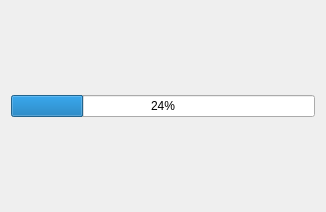
Above: FrmUpdater.ui from KangLin/Calendar before the change. Below: the same form after it.
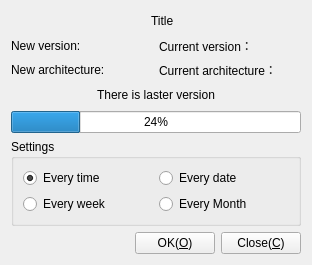
That is the form after the change. Icons and pictures are not drawn.

Diff of the .ui file:
```diff
--- a/FrmUpdater.ui
+++ b/FrmUpdater.ui
@@ -6,8 +6,8 @@
    <rect>
     <x>0</x>
     <y>0</y>
-    <width>326</width>
-    <height>212</height>
+    <width>312</width>
+    <height>265</height>
    </rect>
   </property>
   <property name="windowTitle">
@@ -15,12 +15,287 @@
   </property>
   <layout class="QGridLayout" name="gridLayout">
    <item row="0" column="0">
+    <layout class="QHBoxLayout" name="horizontalLayout">
+     <item>
+      <spacer name="horizontalSpacer">
+       <property name="orientation">
+        <enum>Qt::Horizontal</enum>
+       </property>
+       <property name="sizeHint" stdset="0">
+        <size>
+         <width>40</width>
+         <height>20</height>
+        </size>
+       </property>
+      </spacer>
+     </item>
+     <item>
+      <widget class="QLabel" name="lbTitleIcon">
+       <property name="enabled">
+        <bool>true</bool>
+       </property>
+       <property name="sizePolicy">
+        <sizepolicy hsizetype="Fixed" vsizetype="Fixed">
+         <horstretch>0</horstretch>
+         <verstretch>0</verstretch>
+        </sizepolicy>
+       </property>
+       <property name="maximumSize">
+        <size>
+         <width>40</width>
+         <height>40</height>
+        </size>
+       </property>
+       <property name="text">
+        <string/>
+       </property>
+       <property name="pixmap">
+        <pixmap resource="Resource/Resource.qrc">:/icon/App</pixmap>
+       </property>
+       <property name="scaledContents">
+        <bool>true</bool>
+       </property>
+      </widget>
+     </item>
+     <item>
+      <widget class="QLabel" name="lbTitle">
+       <property name="sizePolicy">
+        <sizepolicy hsizetype="Fixed" vsizetype="Fixed">
+         <horstretch>0</horstretch>
+         <verstretch>0</verstretch>
+        </sizepolicy>
+       </property>
+       <property name="text">
+        <string>Title</string>
+       </property>
+      </widget>
+     </item>
+     <item>
+      <spacer name="horizontalSpacer_2">
+       <property name="orientation">
+        <enum>Qt::Horizontal</enum>
+       </property>
+       <property name="sizeHint" stdset="0">
+        <size>
+         <width>40</width>
+         <height>20</height>
+        </size>
+       </property>
+      </spacer>
+     </item>
+    </layout>
+   </item>
+   <item row="1" column="0">
+    <layout class="QHBoxLayout" name="horizontalLayout_2">
+     <item>
+      <layout class="QVBoxLayout" name="verticalLayout">
+       <item>
+        <widget class="QLabel" name="lbNewVersion">
+         <property name="sizePolicy">
+          <sizepolicy hsizetype="Expanding" vsizetype="Preferred">
+           <horstretch>0</horstretch>
+           <verstretch>0</verstretch>
+          </sizepolicy>
+         </property>
+         <property name="text">
+          <string>New version:</string>
+         </property>
+         <property name="wordWrap">
+          <bool>false</bool>
+         </property>
+        </widget>
+       </item>
+       <item>
+        <widget class="QLabel" name="lbNewArch">
+         <property name="sizePolicy">
+          <sizepolicy hsizetype="Expanding" vsizetype="Preferred">
+           <horstretch>0</horstretch>
+           <verstretch>0</verstretch>
+          </sizepolicy>
+         </property>
+         <property name="text">
+          <string>New architecture:</string>
+         </property>
+         <property name="wordWrap">
+          <bool>false</bool>
+         </property>
+        </widget>
+       </item>
+      </layout>
+     </item>
+     <item>
+      <layout class="QVBoxLayout" name="verticalLayout_2">
+       <item>
+        <widget class="QLabel" name="lbCurrentVersion">
+         <property name="sizePolicy">
+          <sizepolicy hsizetype="Expanding" vsizetype="Preferred">
+           <horstretch>0</horstretch>
+           <verstretch>0</verstretch>
+          </sizepolicy>
+         </property>
+         <property name="text">
+          <string>Current version：</string>
+         </property>
+         <property name="wordWrap">
+          <bool>false</bool>
+         </property>
+        </widget>
+       </item>
+       <item>
+        <widget class="QLabel" name="lbCurrentArch">
+         <property name="sizePolicy">
+          <sizepolicy hsizetype="Expanding" vsizetype="Preferred">
+           <horstretch>0</horstretch>
+           <verstretch>0</verstretch>
+          </sizepolicy>
+         </property>
+         <property name="text">
+          <string>Current architecture：</string>
+         </property>
+         <property name="wordWrap">
+          <bool>false</bool>
+         </property>
+        </widget>
+       </item>
+      </layout>
+     </item>
+    </layout>
+   </item>
+   <item row="2" column="0">
+    <widget class="QLabel" name="lbState">
+     <property name="text">
+      <string>There is laster version</string>
+     </property>
+     <property name="alignment">
+      <set>Qt::AlignCenter</set>
+     </property>
+     <property name="wordWrap">
+      <bool>true</bool>
+     </property>
+    </widget>
+   </item>
+   <item row="3" column="0">
     <widget class="QProgressBar" name="progressBar">
      <property name="value">
       <number>24</number>
      </property>
     </widget>
    </item>
+   <item row="4" column="0">
+    <widget class="QGroupBox" name="groupBox">
+     <property name="title">
+      <string>Settings</string>
+     </property>
+     <layout class="QGridLayout" name="gridLayout_2">
+      <item row="0" column="0">
+       <layout class="QHBoxLayout" name="horizontalLayout_3">
+        <item>
+         <widget class="QRadioButton" name="rbEveryTime">
+          <property name="sizePolicy">
+           <sizepolicy hsizetype="Preferred" vsizetype="Preferred">
+            <horstretch>0</horstretch>
+            <verstretch>0</verstretch>
+           </sizepolicy>
+          </property>
+          <property name="text">
+           <string>Every time</string>
+          </property>
+          <property name="checked">
+           <bool>true</bool>
+          </property>
+         </widget>
+        </item>
+        <item>
+         <widget class="QRadioButton" name="rbEveryDate">
+          <property name="sizePolicy">
+           <sizepolicy hsizetype="Preferred" vsizetype="Preferred">
+            <horstretch>0</horstretch>
+            <verstretch>0</verstretch>
+           </sizepolicy>
+          </property>
+          <property name="text">
+           <string>Every date</string>
+          </property>
+         </widget>
+        </item>
+       </layout>
+      </item>
+      <item row="1" column="0">
+       <layout class="QHBoxLayout" name="horizontalLayout_4">
+        <item>
+         <widget class="QRadioButton" name="rbEveryWeek">
+          <property name="sizePolicy">
+           <sizepolicy hsizetype="Preferred" vsizetype="Fixed">
+            <horstretch>0</horstretch>
+            <verstretch>0</verstretch>
+           </sizepolicy>
+          </property>
+          <property name="text">
+           <string>Every week</string>
+          </property>
+         </widget>
+        </item>
+        <item>
+         <widget class="QRadioButton" name="rbEveryMonth">
+          <property name="sizePolicy">
+           <sizepolicy hsizetype="Preferred" vsizetype="Preferred">
+            <horstretch>0</horstretch>
+            <verstretch>0</verstretch>
+           </sizepolicy>
+          </property>
+          <property name="text">
+           <string>Every Month</string>
+          </property>
+         </widget>
+        </item>
+       </layout>
+      </item>
+     </layout>
+    </widget>
+   </item>
+   <item row="5" column="0">
+    <layout class="QHBoxLayout" name="horizontalLayout_5">
+     <item>
+      <spacer name="horizontalSpacer_3">
+       <property name="orientation">
+        <enum>Qt::Horizontal</enum>
+       </property>
+       <property name="sizeHint" stdset="0">
+        <size>
+         <width>40</width>
+         <height>20</height>
+        </size>
+       </property>
+      </spacer>
+     </item>
+     <item>
+      <widget class="QPushButton" name="pbOK">
+       <property name="sizePolicy">
+        <sizepolicy hsizetype="Preferred" vsizetype="Preferred">
+         <horstretch>0</horstretch>
+         <verstretch>0</verstretch>
+        </sizepolicy>
+       </property>
+       <property name="text">
+        <string>OK(&amp;O)</string>
+       </property>
+      </widget>
+     </item>
+     <item>
+      <widget class="QPushButton" name="pbClose">
+       <property name="sizePolicy">
+        <sizepolicy hsizetype="Preferred" vsizetype="Preferred">
+         <horstretch>0</horstretch>
+         <verstretch>0</verstretch>
+        </sizepolicy>
+       </property>
+       <property name="text">
+        <string>Close(&amp;C)</string>
+       </property>
+      </widget>
+     </item>
+    </layout>
+   </item>
   </layout>
  </widget>
  <resources/>
```
Left out of the diff: 8 changed lines with no effect on the pictures.
